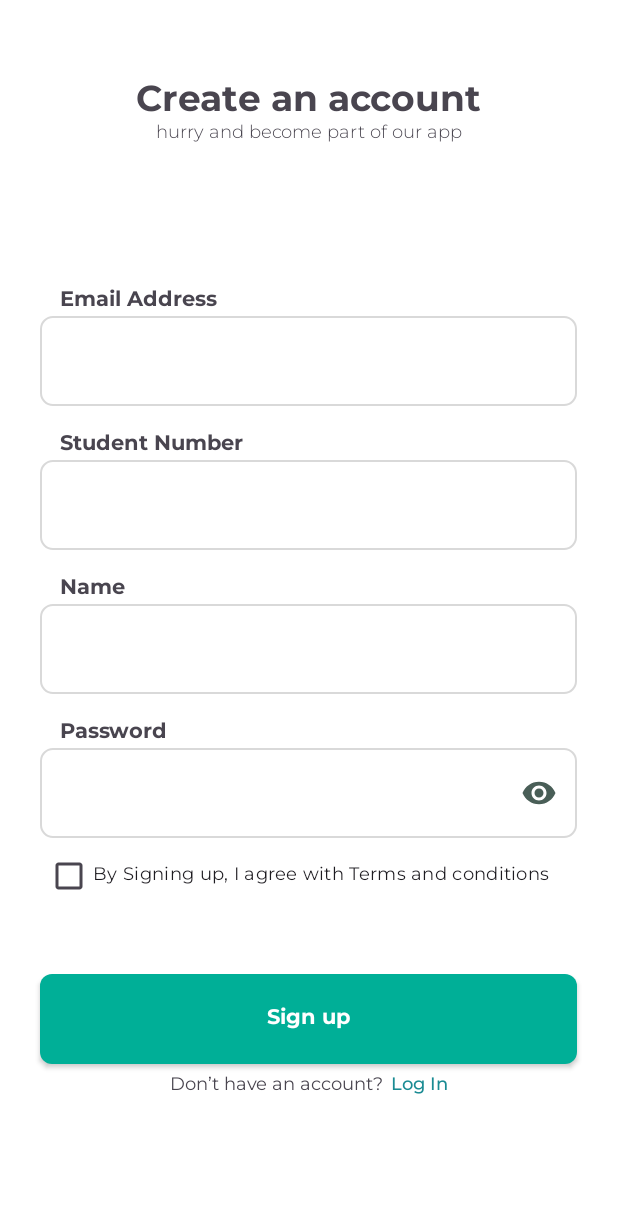
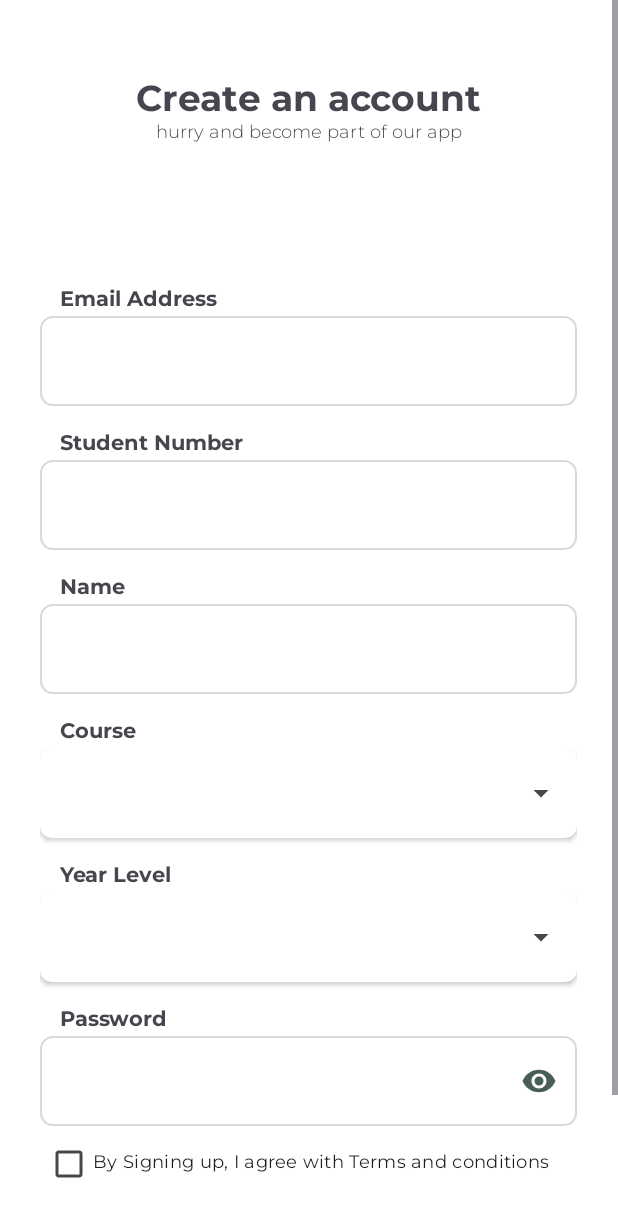
Before and after one commit to rdaavee/PHINMAKatanungan_mobile, an Android app: the StudentSignUpActivity screen opened directly, with no data from a screen before it, on a phone screen of 412 x 824 dp. Shown: the top 1217 px of the screen. Run offline under Robolectric (Android 15) with nearby library versions, the light colour scheme and no system bars.

Commit message:
Fixed malformed JSON, and added layout for spinners.

```diff
--- a/app/src/main/java/com/example/phinmakatanungan_mobile/activities/StudentSignUpActivity.kt
+++ b/app/src/main/java/com/example/phinmakatanungan_mobile/activities/StudentSignUpActivity.kt
@@ -1,8 +1,11 @@
 package com.example.phinmakatanungan_mobile.activities
 
 import android.os.Bundle
+import android.util.JsonReader
 import android.util.Log
+import android.widget.ArrayAdapter
 import android.widget.EditText
+import android.widget.Spinner
 import android.widget.Toast
 import androidx.appcompat.app.AppCompatActivity
 import androidx.appcompat.widget.AppCompatButton
@@ -12,6 +15,7 @@ import com.example.phinmakatanungan_mobile.R
 import retrofit2.Call
 import retrofit2.Callback
 import retrofit2.Response
+import java.io.StringReader
 
 class StudentSignUpActivity : AppCompatActivity() {
 
@@ -60,6 +64,17 @@ class StudentSignUpActivity : AppCompatActivity() {
                 return@setOnClickListener
             }
 
+            val signupDataJson = "{\"email\":\"$email\",\"password\":\"$password\",\"name\":\"$name\",\"studnumber\":\"$studnumber\"}"
+
+            try {
+
+                val reader = JsonReader(StringReader(signupDataJson))
+                reader.isLenient = true
+
+                reader.beginObject()
+
+                reader.close()
+
                 PHINMAClient.instance.createUser(email, password, name, studnumber)
                     .enqueue(object : Callback<DefaultResponse> {
 
@@ -81,7 +96,11 @@ class StudentSignUpActivity : AppCompatActivity() {
                         }
                     })
 
-        }
-
+            } catch (e: Exception) {
+                // Handle JSON parsing error
+                Toast.makeText(this, "Error parsing JSON", Toast.LENGTH_SHORT).show()
+                e.printStackTrace()
             }
         }
+    }
+}
--- a/app/src/main/java/com/example/phinmakatanungan_mobile/api/PHINMAClient.kt
+++ b/app/src/main/java/com/example/phinmakatanungan_mobile/api/PHINMAClient.kt
@@ -9,7 +9,7 @@ object PHINMAClient {
 
     private val AUTH = "Basic " + Base64.encodeToString("testuser:123456".toByteArray(), Base64.NO_WRAP)
 
-    private const val BASE_URL = "http://192.168.100.28/mobileapi/public/"
+    private const val BASE_URL = "http://192.168.100.66/mobileapi/public/"
 
     private val okHttpClient = OkHttpClient.Builder()
         .addInterceptor { chain ->
--- a/app/src/main/res/layout/activity_student_signup.xml
+++ b/app/src/main/res/layout/activity_student_signup.xml
@@ -117,6 +117,72 @@
         <TextView
             android:layout_width="wrap_content"
             android:layout_height="wrap_content"
+            android:text="Course"
+            android:textSize="14sp"
+            android:fontFamily="@font/montserrat_bold"
+            android:layout_marginStart="40dp"/>
+
+        <LinearLayout
+            android:layout_width="wrap_content"
+            android:layout_height="75dp"
+            android:layout_gravity="center">
+
+            <androidx.cardview.widget.CardView
+                android:layout_width="358dp"
+                android:layout_height="60dp"
+                app:cardCornerRadius="8dp"
+                android:padding="5dp"
+                android:background="@drawable/custom_input">
+
+                <Spinner
+                    android:id="@+id/spinner_course"
+                    android:layout_width="match_parent"
+                    android:layout_height="wrap_content"
+                    android:layout_gravity="center_vertical"
+                    android:paddingStart="5dp"
+                    android:paddingEnd="5dp"
+                    />
+
+            </androidx.cardview.widget.CardView>
+
+        </LinearLayout>
+
+        <TextView
+            android:layout_width="wrap_content"
+            android:layout_height="wrap_content"
+            android:text="Year Level"
+            android:textSize="14sp"
+            android:fontFamily="@font/montserrat_bold"
+            android:layout_marginStart="40dp"/>
+
+        <LinearLayout
+            android:layout_width="wrap_content"
+            android:layout_height="75dp"
+            android:layout_gravity="center">
+
+            <androidx.cardview.widget.CardView
+                android:layout_width="358dp"
+                android:layout_height="60dp"
+                app:cardCornerRadius="8dp"
+                android:padding="5dp"
+                android:background="@drawable/custom_input">
+
+                <Spinner
+                    android:id="@+id/spinner_year"
+                    android:layout_width="match_parent"
+                    android:layout_height="wrap_content"
+                    android:layout_gravity="center_vertical"
+                    android:paddingStart="5dp"
+                    android:paddingEnd="5dp"
+                    />
+
+            </androidx.cardview.widget.CardView>
+
+        </LinearLayout>
+
+        <TextView
+            android:layout_width="wrap_content"
+            android:layout_height="wrap_content"
             android:text="Password"
             android:textSize="14sp"
             android:fontFamily="@font/montserrat_bold"
```
Lines whose indentation alone changed are shown as unchanged.
